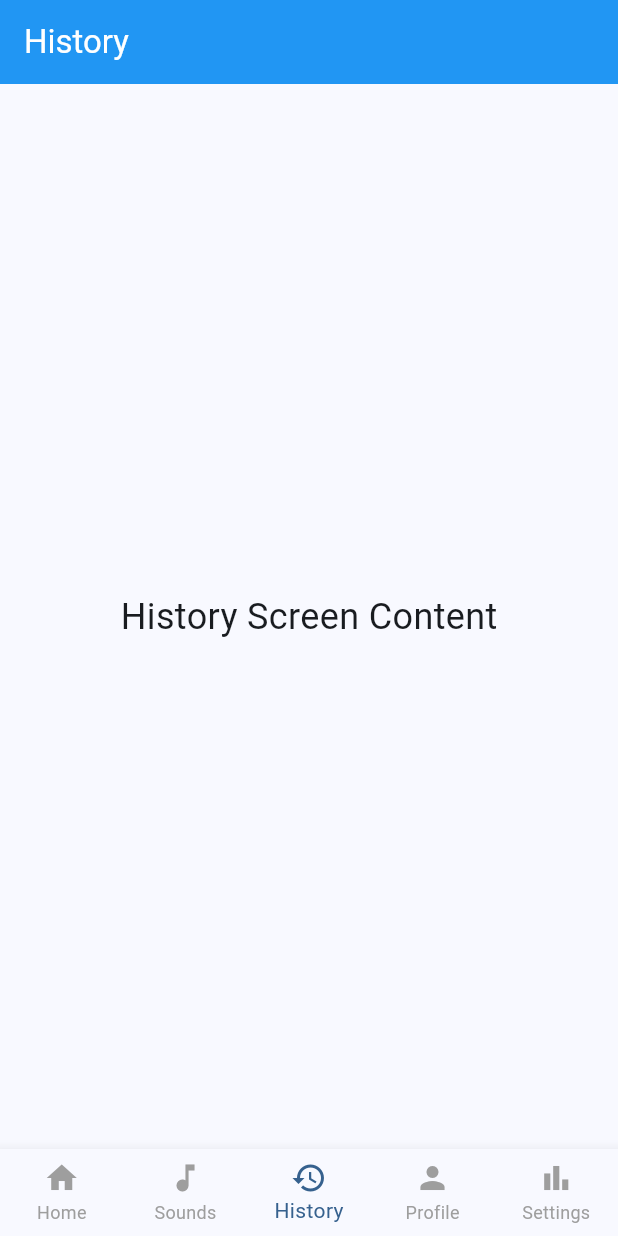
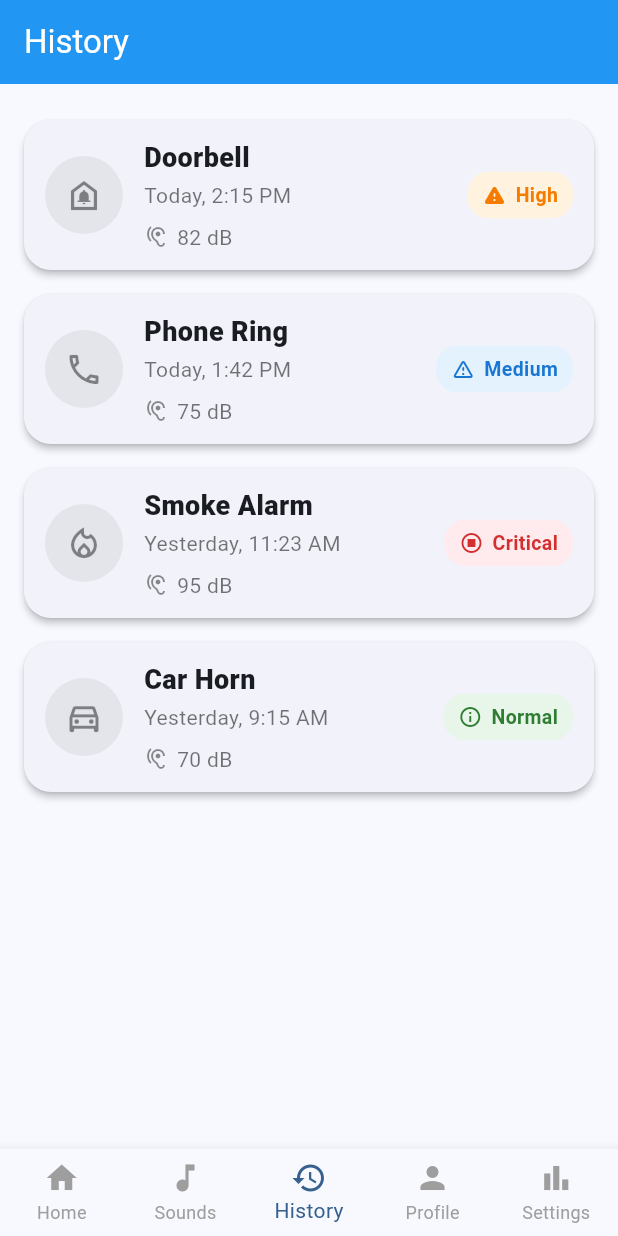
Before and after one commit to irmakakmann/hear4me_app, a Flutter app: the screen it shows after launch, item 3 of the bottom bar chosen, on a phone screen of 412 x 824 dp. Run offline on Flutter 3.47's test engine with Material 3 defaults, Android fonts, the phone set to English and light mode, and no system bars.

Commit message:
History page

```diff
--- /dev/null
+++ b/lib/history.dart
@@ -0,0 +1,192 @@
+import 'package:flutter/material.dart';
+
+class HistoryScreen extends StatelessWidget {
+  const HistoryScreen({super.key});
+
+  @override
+  Widget build(BuildContext context) {
+    // sample data
+    final items = <AlertItem>[
+      AlertItem(
+        name: 'Doorbell',
+        when: 'Today, 2:15 PM',
+        db: 82,
+        icon: Icons.doorbell_outlined,
+        severity: Severity.high,
+      ),
+      AlertItem(
+        name: 'Phone Ring',
+        when: 'Today, 1:42 PM',
+        db: 75,
+        icon: Icons.call_outlined,
+        severity: Severity.medium,
+      ),
+      AlertItem(
+        name: 'Smoke Alarm',
+        when: 'Yesterday, 11:23 AM',
+        db: 95,
+        icon: Icons.local_fire_department_outlined,
+        severity: Severity.critical,
+      ),
+      AlertItem(
+        name: 'Car Horn',
+        when: 'Yesterday, 9:15 AM',
+        db: 70,
+        icon: Icons.directions_car_filled_outlined,
+        severity: Severity.normal,
+      ),
+    ];
+
+    return SafeArea(
+      child: ListView.builder(
+        padding: const EdgeInsets.fromLTRB(16, 16, 16, 24),
+        itemCount: items.length,
+        itemBuilder: (_, i) => AlertCard(item: items[i]),
+      ),
+    );
+  }
+}
+
+class AlertCard extends StatelessWidget {
+  final AlertItem item;
+  const AlertCard({super.key, required this.item});
+
+  @override
+  Widget build(BuildContext context) {
+    final titleStyle = const TextStyle(fontSize: 18, fontWeight: FontWeight.w800);
+    final subtitleStyle = const TextStyle(fontSize: 14, color: Colors.black54);
+
+    return Card(
+      elevation: 2,
+      margin: const EdgeInsets.symmetric(vertical: 8),
+      shape: RoundedRectangleBorder(borderRadius: BorderRadius.circular(18)),
+      child: Padding(
+        padding: const EdgeInsets.symmetric(horizontal: 14, vertical: 12),
+        child: Row(
+          crossAxisAlignment: CrossAxisAlignment.center,
+          children: [
+            // left icon in light grey circle
+            CircleAvatar(
+              radius: 26,
+              backgroundColor: Colors.black12.withOpacity(0.06),
+              child: Icon(item.icon, size: 26, color: Colors.black45),
+            ),
+            const SizedBox(width: 14),
+
+            // center: title + time + bottom row
+            Expanded(
+              child: Column(
+                crossAxisAlignment: CrossAxisAlignment.start,
+                children: [
+                  Text(item.name, style: titleStyle),
+                  const SizedBox(height: 2),
+                  Text(item.when, style: subtitleStyle),
+                  const SizedBox(height: 8),
+                  Row(
+                    children: [
+                      const Icon(Icons.hearing, size: 16, color: Colors.black45),
+                      const SizedBox(width: 6),
+                      Text('${item.db} dB', style: subtitleStyle),
+                    ],
+                  ),
+                ],
+              ),
+            ),
+
+            // right: severity chip
+            SeverityChip(severity: item.severity),
+          ],
+        ),
+      ),
+    );
+  }
+}
+
+class SeverityChip extends StatelessWidget {
+  final Severity severity;
+  const SeverityChip({super.key, required this.severity});
+
+  @override
+  Widget build(BuildContext context) {
+    final data = severity.data;
+
+    return Container(
+      padding: const EdgeInsets.symmetric(horizontal: 10, vertical: 6),
+      decoration: BoxDecoration(
+        color: data.bg,
+        borderRadius: BorderRadius.circular(14),
+      ),
+      child: Row(
+        mainAxisSize: MainAxisSize.min,
+        children: [
+          Icon(data.icon, size: 16, color: data.fg),
+          const SizedBox(width: 6),
+          Text(data.label, style: TextStyle(fontSize: 13, color: data.fg, fontWeight: FontWeight.w600)),
+        ],
+      ),
+    );
+  }
+}
+
+/// MODEL + SEVERITY COLORS
+
+class AlertItem {
+  final String name;
+  final String when;
+  final int db;
+  final IconData icon;
+  final Severity severity;
+
+  AlertItem({
+    required this.name,
+    required this.when,
+    required this.db,
+    required this.icon,
+    required this.severity,
+  });
+}
+
+enum Severity { normal, medium, high, critical }
+
+extension _SeverityStyles on Severity {
+  _ChipData get data {
+    switch (this) {
+      case Severity.normal:
+        return _ChipData(
+          'Normal',
+          Icons.info_outline,
+          const Color(0xFF2E7D32),      // green
+          const Color(0xFFE8F5E9),
+        );
+      case Severity.medium:
+        return _ChipData(
+          'Medium',
+          Icons.warning_amber_rounded,
+          const Color(0xFF1976D2),      // blue
+          const Color(0xFFE3F2FD),
+        );
+      case Severity.high:
+        return _ChipData(
+          'High',
+          Icons.warning_rounded,
+          const Color(0xFFF57C00),      // orange
+          const Color(0xFFFFF3E0),
+        );
+      case Severity.critical:
+        return _ChipData(
+          'Critical',
+          Icons.stop_circle_outlined,
+          const Color(0xFFD32F2F),      // red
+          const Color(0xFFFFEBEE),
+        );
+    }
+  }
+}
+
+class _ChipData {
+  final String label;
+  final IconData icon;
+  final Color fg;
+  final Color bg;
+  const _ChipData(this.label, this.icon, this.fg, this.bg);
+}
--- a/lib/main.dart
+++ b/lib/main.dart
@@ -1,6 +1,7 @@
 import 'package:flutter/material.dart';
 import 'sounds.dart';
 import 'settings.dart';
+import 'history.dart';
 
 void main() {
   runApp(const MyApp());
@@ -67,7 +68,7 @@ class _MyHomePageState extends State<MyHomePage> {
     return <Widget>[
       _buildHomeContent(context),
       SoundsScreen(),
-      const Center(child: Text('History Screen Content', style: TextStyle(fontSize: 24))),
+      HistoryScreen(),
       const Center(child: Text('Profile Screen Content', style: TextStyle(fontSize: 24))),
       const SettingsScreen(),
     ];
@@ -75,11 +76,11 @@ class _MyHomePageState extends State<MyHomePage> {
 
   // --- List of AppBar Titles for each Tab ---
   static const List<String> _appBarTitles = <String>[
-    'Hear4Me',      // Home
-    'Sounds',       // Sounds
-    'History',      // History
-    'Profile',      // Profile
-    'Settings',     // Settings
+    'Hear4Me',
+    'Sounds',
+    'History',
+    'Profile',
+    'Settings',
   ];
 
   @override
@@ -211,9 +212,9 @@ class SoundLevelCard extends StatelessWidget {
         border: Border.all(color: Colors.grey.shade300, width: 2),
       ),
       width: double.infinity,
-      height: 400, // gives vertical space for centering
+      height: 400,
       child: Column(
-        mainAxisAlignment: MainAxisAlignment.center, // centers vertically
+        mainAxisAlignment: MainAxisAlignment.center,
         crossAxisAlignment: CrossAxisAlignment.center,
         children: [
           const Text(
```
